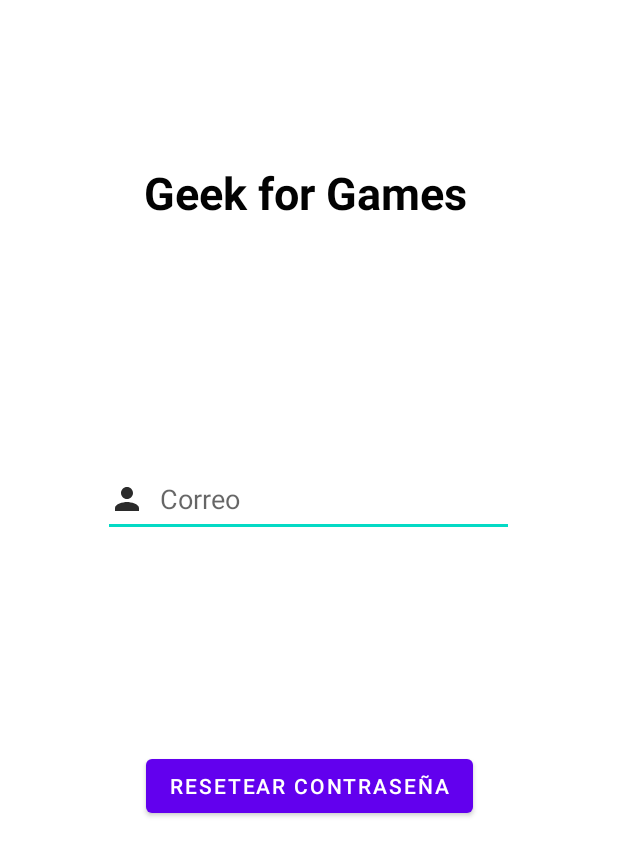
After one commit to Emi-Ureta/Geek_for_Games, an Android app: the Activity_olvide_contra screen opened directly, with no data from a screen before it, on a phone screen of 412 x 824 dp. The commit adds this screen. Shown: the top 856 px of the screen. Run offline under Robolectric (Android 15) with nearby library versions, the phone set to English and light mode, and no system bars.

Commit message:
reset_contraseña_diseño

```diff
--- /dev/null
+++ b/app/src/main/java/ayuda/cl/geek_for_games/Activity_olvide_contra.java
@@ -0,0 +1,14 @@
+package ayuda.cl.geek_for_games;
+
+import androidx.appcompat.app.AppCompatActivity;
+
+import android.os.Bundle;
+
+public class Activity_olvide_contra extends AppCompatActivity {
+
+    @Override
+    protected void onCreate(Bundle savedInstanceState) {
+        super.onCreate(savedInstanceState);
+        setContentView(R.layout.activity_olvide_contra);
+    }
+}
--- a/app/src/main/res/layout/activity_login.xml
+++ b/app/src/main/res/layout/activity_login.xml
@@ -22,7 +22,7 @@
         app:layout_constraintTop_toTopOf="parent" />
 
     <EditText
-        android:id="@+id/Edit_text_login_usuario"
+        android:id="@+id/Edit_text_olvide_contra_usuario"
         android:layout_width="wrap_content"
         android:layout_height="wrap_content"
         android:layout_marginStart="102dp"
@@ -57,7 +57,7 @@
         app:layout_constraintTop_toTopOf="parent" />
 
     <Button
-        android:id="@+id/Button_iniciar_sesion"
+        android:id="@+id/Button_reset_contra"
         android:layout_width="wrap_content"
         android:layout_height="wrap_content"
         android:layout_marginStart="133dp"
--- /dev/null
+++ b/app/src/main/res/layout/activity_olvide_contra.xml
@@ -0,0 +1,63 @@
+<?xml version="1.0" encoding="utf-8"?>
+<androidx.constraintlayout.widget.ConstraintLayout xmlns:android="http://schemas.android.com/apk/res/android"
+    xmlns:app="http://schemas.android.com/apk/res-auto"
+    xmlns:tools="http://schemas.android.com/tools"
+    android:layout_width="match_parent"
+    android:layout_height="match_parent"
+    tools:context=".Activity_olvide_contra">
+
+    <androidx.constraintlayout.widget.ConstraintLayout
+        android:layout_width="match_parent"
+        android:layout_height="match_parent"
+        tools:context=".Activity_login">
+
+        <TextView
+            android:id="@+id/Text_view_titulo"
+            android:layout_width="wrap_content"
+            android:layout_height="wrap_content"
+            android:layout_marginStart="94dp"
+            android:layout_marginTop="108dp"
+            android:layout_marginEnd="92dp"
+            android:text="Geek for Games "
+            android:textColor="#020202"
+            android:textSize="30sp"
+            android:textStyle="bold"
+            app:layout_constraintEnd_toEndOf="parent"
+            app:layout_constraintStart_toStartOf="parent"
+            app:layout_constraintTop_toTopOf="parent" />
+
+
+        <EditText
+            android:id="@+id/Edit_text_olvide_contra_usuario"
+            android:layout_width="274dp"
+            android:layout_height="50dp"
+            android:layout_marginStart="102dp"
+            android:layout_marginTop="308dp"
+            android:layout_marginEnd="100dp"
+            android:drawableLeft="@drawable/ic_baseline_person_24"
+            android:drawablePadding="10dp"
+            android:ems="10"
+            android:hint="Correo"
+            android:inputType="textPersonName"
+            android:minHeight="48dp"
+            app:layout_constraintEnd_toEndOf="parent"
+            app:layout_constraintHorizontal_bias="0.523"
+            app:layout_constraintStart_toStartOf="parent"
+            app:layout_constraintTop_toTopOf="parent" />
+
+        <Button
+            android:id="@+id/Button_reset_contra"
+            android:layout_width="wrap_content"
+            android:layout_height="wrap_content"
+            android:layout_marginStart="133dp"
+            android:layout_marginEnd="128dp"
+            android:layout_marginBottom="276dp"
+            android:text="Resetear Contraseña"
+            app:layout_constraintBottom_toBottomOf="parent"
+            app:layout_constraintEnd_toEndOf="parent"
+            app:layout_constraintHorizontal_bias="0.536"
+            app:layout_constraintStart_toStartOf="parent" />
+
+
+    </androidx.constraintlayout.widget.ConstraintLayout>
+</androidx.constraintlayout.widget.ConstraintLayout>
--- a/app/src/main/res/layout/activity_registrarse.xml
+++ b/app/src/main/res/layout/activity_registrarse.xml
@@ -113,7 +113,7 @@
             app:layout_constraintTop_toTopOf="parent" />
 
         <Button
-            android:id="@+id/Button_iniciar_sesion"
+            android:id="@+id/Button_reset_contra"
             android:layout_width="186dp"
             android:layout_height="63dp"
             android:layout_marginStart="114dp"
```
Also changed, not shown: app/src/main/AndroidManifest.xml (+10 -5 lines), app/src/main/java/ayuda/cl/geek_for_games/Activity_inicio.java (+11 -0 lines), app/src/main/java/ayuda/cl/geek_for_games/Activity_login.java (+11 -6 lines), app/src/main/java/ayuda/cl/geek_for_games/Activity_registrarse.java (+6 -3 lines), app/src/main/res/layout/activity_inicio.xml (+8 -0 lines).
